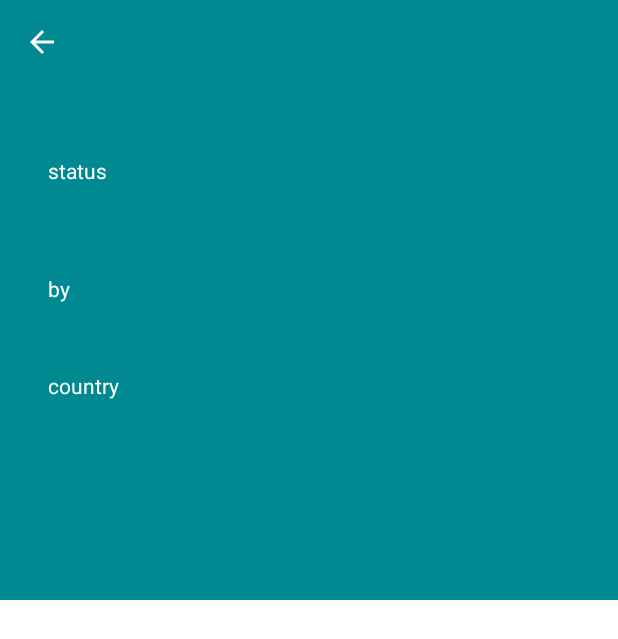
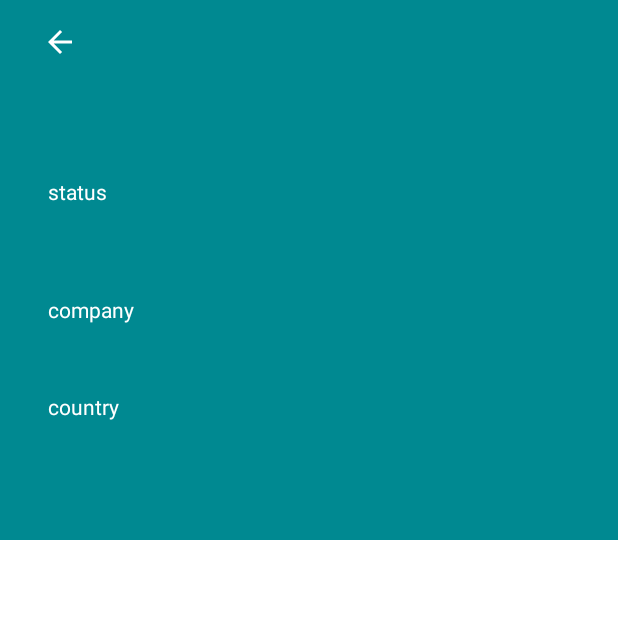
Before and after one commit to smbduknow/VeganDrinks, an Android app: the ProductActivity screen opened directly, with no data from a screen before it, on a phone screen of 412 x 824 dp. Shown: the top 639 px of the screen. Run offline under Robolectric (Android 15) with nearby library versions, the phone set to English and light mode, and no system bars.

Commit message:
Fix statusbar & toolbar coloring

```diff
--- a/app/src/main/java/me/smbduknow/vegandrinks/details/ProductActivity.kt
+++ b/app/src/main/java/me/smbduknow/vegandrinks/details/ProductActivity.kt
@@ -17,7 +17,8 @@ class ProductActivity : AppCompatActivity() {
         super.onCreate(savedInstanceState)
         setContentView(R.layout.activity_product)
 
-        window.addFlags(WindowManager.LayoutParams.FLAG_TRANSLUCENT_STATUS)
+        window.addFlags(WindowManager.LayoutParams.FLAG_DRAWS_SYSTEM_BAR_BACKGROUNDS)
+        window.statusBarColor = Color.TRANSPARENT
 
         val product = intent.getParcelableExtra<Product?>("product")
 
@@ -28,6 +29,8 @@ class ProductActivity : AppCompatActivity() {
         }
         collapsing_toolbar.scrimAnimationDuration = 200
         collapsing_toolbar.setExpandedTitleColor(Color.parseColor("#00FFFFFF"))
+        collapsing_toolbar.setContentScrimResource(product?.red_yellow_green.statusToColor())
+        collapsing_toolbar.setStatusBarScrimResource(product?.red_yellow_green.statusToColor())
 
         title_text.text = product?.product_name
         tv_company.text = product?.company?.company_name
@@ -65,6 +68,13 @@ class ProductActivity : AppCompatActivity() {
 
     override fun onBackPressed() = finish()
 
+    private fun String?.statusToColor() = when (this?.toLowerCase()) {
+        "red" -> R.color.red_medium
+        "yellow" -> R.color.yellow_medium
+        "green" -> R.color.green_medium
+        else -> android.R.color.transparent
+    }
+
     companion object {
 
         fun newIntent(context: Context, product: Product) =
--- a/app/src/main/res/layout/activity_product.xml
+++ b/app/src/main/res/layout/activity_product.xml
@@ -1,5 +1,6 @@
 <?xml version="1.0" encoding="utf-8"?>
-<androidx.coordinatorlayout.widget.CoordinatorLayout xmlns:android="http://schemas.android.com/apk/res/android"
+<androidx.coordinatorlayout.widget.CoordinatorLayout
+    xmlns:android="http://schemas.android.com/apk/res/android"
     xmlns:app="http://schemas.android.com/apk/res-auto"
     xmlns:tools="http://schemas.android.com/tools"
     android:layout_width="match_parent"
@@ -16,21 +17,22 @@
         <com.google.android.material.appbar.CollapsingToolbarLayout
             android:id="@+id/collapsing_toolbar"
             android:layout_width="match_parent"
-            android:layout_height="match_parent"
+            android:layout_height="360dp"
             android:fitsSystemWindows="true"
-            app:contentScrim="?attr/colorPrimary"
-            app:expandedTitleMarginEnd="64dp"
-            app:expandedTitleMarginStart="48dp"
             app:layout_scrollFlags="scroll|exitUntilCollapsed">
 
             <LinearLayout
                 android:id="@+id/bg_status"
                 android:layout_width="match_parent"
-                android:layout_height="400dp"
+                android:layout_height="match_parent"
                 android:gravity="center_vertical"
                 android:orientation="vertical"
-                android:padding="32dp"
+                android:paddingTop="100dp"
+                android:paddingBottom="32dp"
+                android:paddingStart="32dp"
+                android:paddingEnd="32dp"
                 android:background="@drawable/bg_green"
+                android:fitsSystemWindows="true"
                 app:layout_collapseMode="parallax">
 
                 <TextView
@@ -55,7 +57,7 @@
                     android:layout_width="wrap_content"
                     android:layout_height="wrap_content"
                     android:layout_marginTop="16dp"
-                    android:text="by"
+                    android:text="company"
                     android:textColor="@android:color/white" />
 
                 <TextView
@@ -89,6 +91,7 @@
                 android:id="@+id/toolbar"
                 android:layout_width="match_parent"
                 android:layout_height="?attr/actionBarSize"
+                android:paddingStart="12dp"
                 app:popupTheme="@style/ThemeOverlay.AppCompat.Light"
                 app:layout_collapseMode="pin" />
 
```
